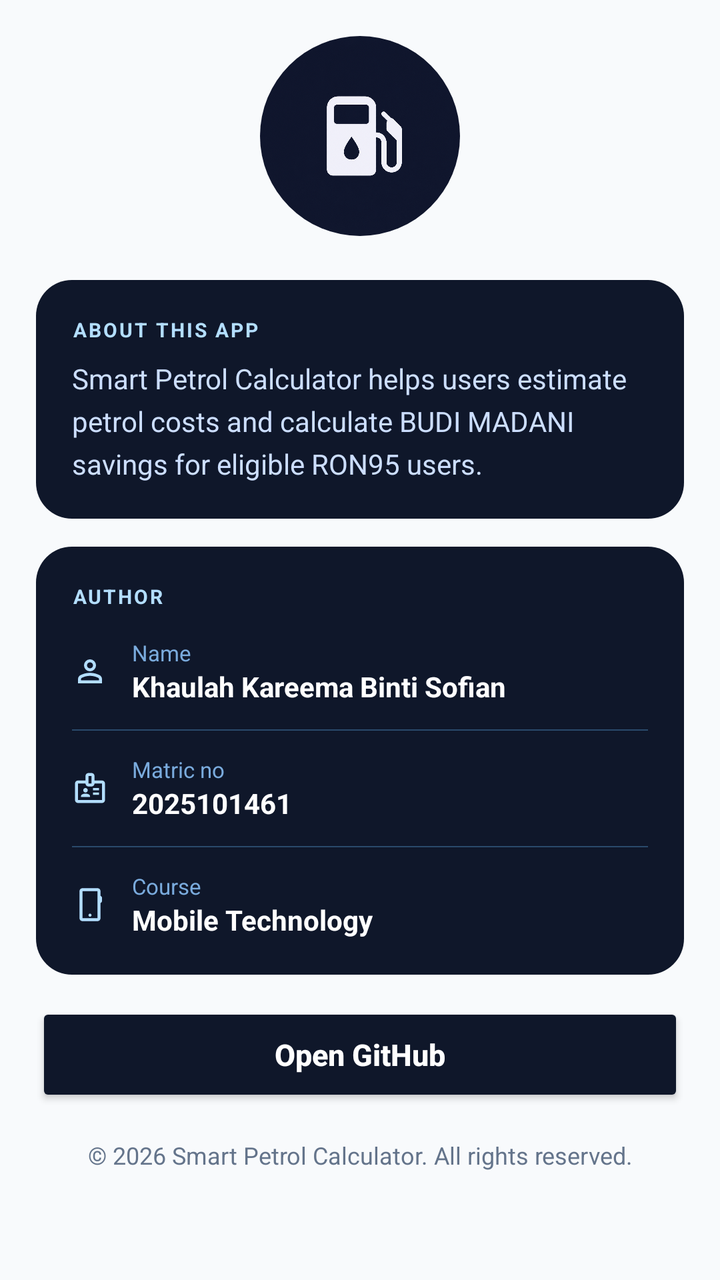
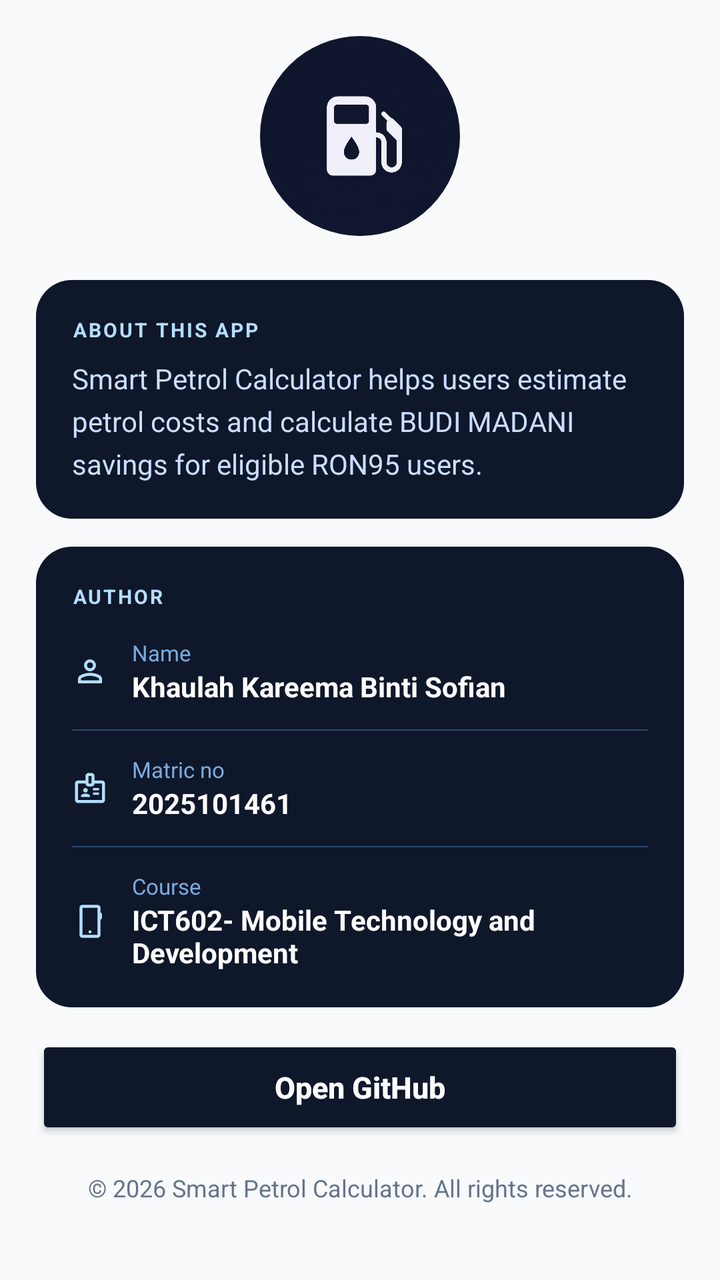

An Android layout rendered at two revisions. The XML below is the earlier revision; the diff shows what the commit changed to produce the second picture.
<!-- AndroidManifest.xml: application theme Theme.SmartPetrolCalculator -->
<!-- res/layout/fragment_about.xml -->
<?xml version="1.0" encoding="utf-8"?>
<ScrollView
    xmlns:android="http://schemas.android.com/apk/res/android"
    xmlns:app="http://schemas.android.com/apk/res-auto"
    android:layout_width="match_parent"
    android:layout_height="match_parent"
    android:background="@color/background">

    <LinearLayout
        android:layout_width="match_parent"
        android:layout_height="wrap_content"
        android:orientation="vertical">

        
        <LinearLayout
            android:layout_width="match_parent"
            android:layout_height="wrap_content"
            android:orientation="vertical"
            android:gravity="center"
            android:padding="18dp"
            android:layout_marginBottom="4dp">

            <ImageView
                android:layout_width="100dp"
                android:layout_height="100dp"
                android:src="@drawable/ic_app_logo"
                android:clipToOutline="true"
                android:background="@drawable/rounded_icon" />

        </LinearLayout>

        
        <LinearLayout
            android:layout_width="match_parent"
            android:layout_height="wrap_content"
            android:orientation="vertical"
            android:paddingStart="18dp"
            android:paddingEnd="18dp"
            android:paddingBottom="18dp">

            
            <LinearLayout
                android:layout_width="match_parent"
                android:layout_height="wrap_content"
                android:orientation="vertical"
                android:background="@drawable/card_dark_blue"
                android:padding="18dp"
                android:layout_marginBottom="14dp">

                <TextView
                    android:layout_width="wrap_content"
                    android:layout_height="wrap_content"
                    android:text="ABOUT THIS APP"
                    android:textColor="#B3DEFF"
                    android:textSize="10sp"
                    android:textStyle="bold"
                    android:letterSpacing="0.1"
                    android:layout_marginBottom="8dp" />

                <TextView
                    android:layout_width="match_parent"
                    android:layout_height="wrap_content"
                    android:text="Smart Petrol Calculator helps users estimate petrol costs and calculate BUDI MADANI savings for eligible RON95 users."
                    android:textColor="#CCDEFF"
                    android:textSize="14sp"
                    android:lineSpacingExtra="5dp" />

            </LinearLayout>

            
            <LinearLayout
                android:layout_width="match_parent"
                android:layout_height="wrap_content"
                android:orientation="vertical"
                android:background="@drawable/card_dark_blue"
                android:padding="18dp"
                android:layout_marginBottom="14dp">

                <TextView
                    android:layout_width="wrap_content"
                    android:layout_height="wrap_content"
                    android:text="AUTHOR"
                    android:textColor="#B3DEFF"
                    android:textSize="10sp"
                    android:textStyle="bold"
                    android:letterSpacing="0.1"
                    android:layout_marginBottom="14dp" />

                
                <LinearLayout
                    android:layout_width="match_parent"
                    android:layout_height="wrap_content"
                    android:orientation="horizontal"
                    android:gravity="center_vertical"
                    android:layout_marginBottom="12dp">

                    <ImageView
                        android:layout_width="18dp"
                        android:layout_height="18dp"
                        android:src="@drawable/ic_person"
                        app:tint="#B3DEFF"
                        android:layout_marginEnd="12dp" />

                    <LinearLayout
                        android:layout_width="match_parent"
                        android:layout_height="wrap_content"
                        android:orientation="vertical">

                        <TextView
                            android:layout_width="wrap_content"
                            android:layout_height="wrap_content"
                            android:text="Name"
                            android:textColor="#7AABDD"
                            android:textSize="11sp" />

                        <TextView
                            android:layout_width="wrap_content"
                            android:layout_height="wrap_content"
                            android:text="Khaulah Kareema Binti Sofian"
                            android:textColor="@color/white"
                            android:textSize="14sp"
                            android:textStyle="bold" />

                    </LinearLayout>
                </LinearLayout>

                
                <View
                    android:layout_width="match_parent"
                    android:layout_height="0.5dp"
                    android:background="#2A4A6B"
                    android:layout_marginBottom="12dp" />

                
                <LinearLayout
                    android:layout_width="match_parent"
                    android:layout_height="wrap_content"
                    android:orientation="horizontal"
                    android:gravity="center_vertical"
                    android:layout_marginBottom="12dp">

                    <ImageView
                        android:layout_width="18dp"
                        android:layout_height="18dp"
                        android:src="@drawable/ic_badge"
                        app:tint="#B3DEFF"
                        android:layout_marginEnd="12dp" />

                    <LinearLayout
                        android:layout_width="match_parent"
                        android:layout_height="wrap_content"
                        android:orientation="vertical">

                        <TextView
                            android:layout_width="wrap_content"
                            android:layout_height="wrap_content"
                            android:text="Matric no"
                            android:textColor="#7AABDD"
                            android:textSize="11sp" />

                        <TextView
                            android:layout_width="wrap_content"
                            android:layout_height="wrap_content"
                            android:text="2025101461"
                            android:textColor="@color/white"
                            android:textSize="14sp"
                            android:textStyle="bold" />

                    </LinearLayout>
                </LinearLayout>

                
                <View
                    android:layout_width="match_parent"
                    android:layout_height="0.5dp"
                    android:background="#2A4A6B"
                    android:layout_marginBottom="12dp" />

                
                <LinearLayout
                    android:layout_width="match_parent"
                    android:layout_height="wrap_content"
                    android:orientation="horizontal"
                    android:gravity="center_vertical">

                    <ImageView
                        android:layout_width="18dp"
                        android:layout_height="18dp"
                        android:src="@drawable/ic_school"
                        app:tint="#B3DEFF"
                        android:layout_marginEnd="12dp" />

                    <LinearLayout
                        android:layout_width="match_parent"
                        android:layout_height="wrap_content"
                        android:orientation="vertical">

                        <TextView
                            android:layout_width="wrap_content"
                            android:layout_height="wrap_content"
                            android:text="Course"
                            android:textColor="#7AABDD"
                            android:textSize="11sp" />

                        <TextView
                            android:layout_width="wrap_content"
                            android:layout_height="wrap_content"
                            android:text="Mobile Technology"
                            android:textColor="@color/white"
                            android:textSize="14sp"
                            android:textStyle="bold" />

                    </LinearLayout>
                </LinearLayout>

            </LinearLayout>

            
            <Button
                android:id="@+id/btnGithub"
                android:layout_width="match_parent"
                android:layout_height="52dp"
                android:text="Open GitHub"
                android:textAllCaps="false"
                android:textColor="@color/white"
                android:textStyle="bold"
                android:textSize="15sp"
                android:backgroundTint="@color/dark_blue"
                android:layout_marginBottom="16dp" />

            
            <TextView
                android:layout_width="match_parent"
                android:layout_height="wrap_content"
                android:gravity="center"
                android:text="© 2026 Smart Petrol Calculator. All rights reserved."
                android:textColor="@color/text_gray"
                android:textSize="12sp"
                android:layout_marginBottom="8dp" />

        </LinearLayout>

    </LinearLayout>

</ScrollView>
<!-- resources referenced by this layout -->
<resources>
  <color name="background">#F8FAFC</color>
  <color name="dark_blue">#0F172A</color>
  <color name="text_gray">#64748B</color>
  <color name="white">#FFFFFF</color>
  <!-- drawable card_dark_blue (drawable) -->
  <?xml version="1.0" encoding="utf-8"?>
  <shape xmlns:android="http://schemas.android.com/apk/res/android">
      <solid android:color="@color/dark_blue" />
      <corners android:radius="18dp" />
  </shape>
  <!-- drawable ic_app_logo: png bitmap (drawable, 928759 bytes) -->
  <!-- drawable ic_badge (drawable) -->
  <vector xmlns:android="http://schemas.android.com/apk/res/android"
      android:width="24dp"
      android:height="24dp"
      android:viewportWidth="960"
      android:viewportHeight="960">
    <path
        android:pathData="M160,880q-33,0 -56.5,-23.5T80,800v-440q0,-33 23.5,-56.5T160,280h200v-120q0,-33 23.5,-56.5T440,80h80q33,0 56.5,23.5T600,160v120h200q33,0 56.5,23.5T880,360v440q0,33 -23.5,56.5T800,880L160,880ZM160,800h640v-440L600,360q0,33 -23.5,56.5T520,440h-80q-33,0 -56.5,-23.5T360,360L160,360v440ZM240,720h240v-18q0,-17 -9.5,-31.5T444,648q-20,-9 -40.5,-13.5T360,630q-23,0 -43.5,4.5T276,648q-17,8 -26.5,22.5T240,702v18ZM560,660h160v-60L560,600v60ZM402.5,582.5Q420,565 420,540t-17.5,-42.5Q385,480 360,480t-42.5,17.5Q300,515 300,540t17.5,42.5Q335,600 360,600t42.5,-17.5ZM560,540h160v-60L560,480v60ZM440,360h80v-200h-80v200ZM480,580Z"
        android:fillColor="#e3e3e3"/>
  </vector>
  <!-- drawable ic_person (drawable) -->
  <vector xmlns:android="http://schemas.android.com/apk/res/android"
      android:width="24dp"
      android:height="24dp"
      android:viewportWidth="960"
      android:viewportHeight="960">
    <path
        android:pathData="M367,433q-47,-47 -47,-113t47,-113q47,-47 113,-47t113,47q47,47 47,113t-47,113q-47,47 -113,47t-113,-47ZM160,800v-112q0,-34 17.5,-62.5T224,582q62,-31 126,-46.5T480,520q66,0 130,15.5T736,582q29,15 46.5,43.5T800,688v112L160,800ZM240,720h480v-32q0,-11 -5.5,-20T700,654q-54,-27 -109,-40.5T480,600q-56,0 -111,13.5T260,654q-9,5 -14.5,14t-5.5,20v32ZM536.5,376.5Q560,353 560,320t-23.5,-56.5Q513,240 480,240t-56.5,23.5Q400,287 400,320t23.5,56.5Q447,400 480,400t56.5,-23.5ZM480,320ZM480,720Z"
        android:fillColor="#e3e3e3"/>
  </vector>
  <!-- drawable ic_school (drawable) -->
  <vector xmlns:android="http://schemas.android.com/apk/res/android"
      android:width="24dp"
      android:height="24dp"
      android:viewportWidth="960"
      android:viewportHeight="960">
    <path
        android:pathData="M280,920q-33,0 -56.5,-23.5T200,840v-720q0,-33 23.5,-56.5T280,40h400q33,0 56.5,23.5T760,120v124q18,7 29,22t11,34v80q0,19 -11,34t-29,22v404q0,33 -23.5,56.5T680,920L280,920ZM280,840h400v-720L280,120v720ZM280,840v-720,720ZM508.5,788.5Q520,777 520,760t-11.5,-28.5Q497,720 480,720t-28.5,11.5Q440,743 440,760t11.5,28.5Q463,800 480,800t28.5,-11.5Z"
        android:fillColor="#e3e3e3"/>
  </vector>
  <!-- drawable rounded_icon (drawable) -->
  <?xml version="1.0" encoding="utf-8"?>
  <shape xmlns:android="http://schemas.android.com/apk/res/android"
      android:shape="oval">
  </shape>
  <style name="Theme.SmartPetrolCalculator" parent="Base.Theme.SmartPetrolCalculator" />
  <style name="Base.Theme.SmartPetrolCalculator" parent="Theme.Material3.DayNight.NoActionBar">
          
          
      </style>
</resources>

<!-- the commit's change to res/layout/fragment_about.xml (unified diff, before → after) -->
@@ -205,7 +205,7 @@
                         <TextView
                             android:layout_width="wrap_content"
                             android:layout_height="wrap_content"
-                            android:text="Mobile Technology"
+                            android:text="ICT602- Mobile Technology and Development"
                             android:textColor="@color/white"
                             android:textSize="14sp"
                             android:textStyle="bold" />
